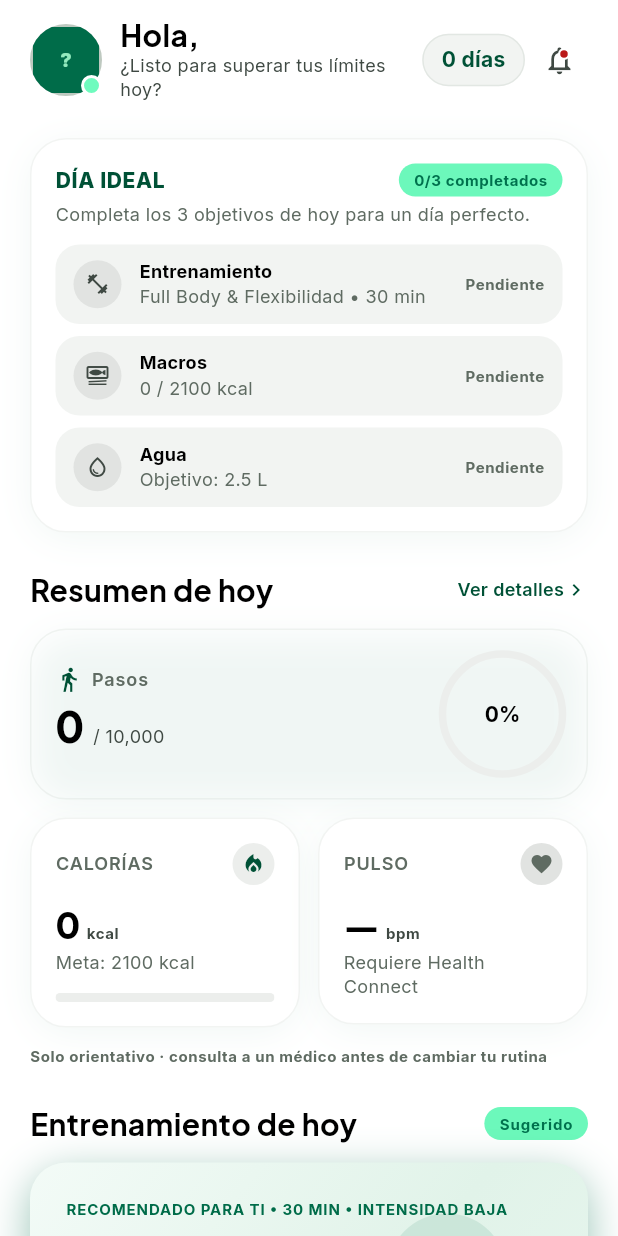
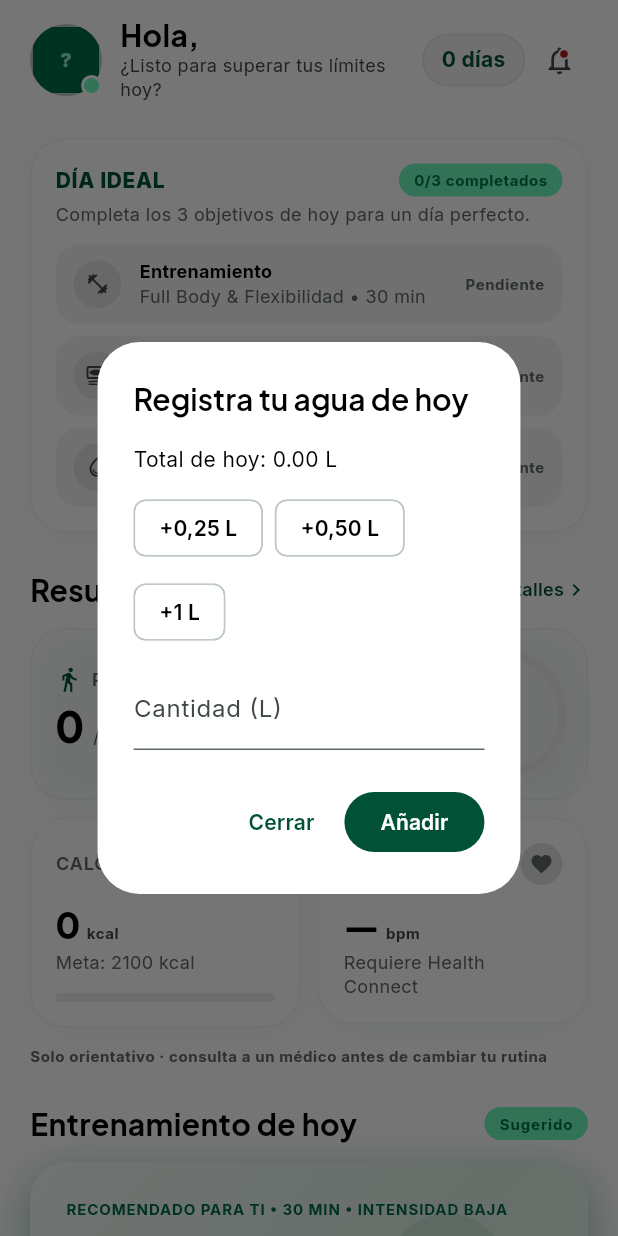
Before and after one commit to maurodev22/FitPulse, a Flutter app: the HomeScreen screen opened directly, after a tap on "Agua", on a phone screen of 412 x 824 dp. Run offline on Flutter 3.47's test engine with Material 3 defaults, Android fonts, the phone set to English and light mode, and no system bars; our stand-ins replace camera, flutter_local_notifications, google_mobile_ads, image_picker, pedometer, share_plus and 2 more; missing offline and left inert: google_mlkit_pose_detection, health; accounts and stored records are empty.

Commit message:
P14-P16: agua manual + hidratacion cada 30 min + aviso inactividad 2 dias

```diff
--- a/lib/screens/home_screen.dart
+++ b/lib/screens/home_screen.dart
@@ -1,4 +1,5 @@
 import 'package:flutter/material.dart';
+import 'package:flutter/services.dart';
 import 'package:provider/provider.dart';
 
 import '../services/locale_service.dart';
@@ -8,6 +9,97 @@ import '../theme.dart';
 import '../widgets/common.dart';
 import '../widgets/racha_chip.dart';
 import 'workout_player_screen.dart';
+
+/// Abre el diálogo para registrar MANUALMENTE el agua consumida hoy (P14):
+/// botones rápidos (+250 ml, +500 ml, +1 L) y una cantidad libre aproximada.
+/// Cada acción suma al total diario persistido y confirma con un snackbar.
+Future<void> _mostrarDialogoRegistrarAgua(BuildContext context) async {
+  final state = context.read<AppState>();
+  final strings = context.read<LocaleService>().strings;
+  final messenger = ScaffoldMessenger.of(context);
+  final controller = TextEditingController();
+
+  void confirmar(String mensaje) {
+    messenger
+      ..clearSnackBars()
+      ..showSnackBar(SnackBar(content: Text(mensaje)));
+  }
+
+  Future<void> registrar(double litros) async {
+    await state.registrarAgua(litros);
+    confirmar(strings.homeAguaRegistrada(litros));
+    if (context.mounted) Navigator.of(context).pop();
+  }
+
+  await showDialog<void>(
+    context: context,
+    builder: (dialogCtx) => AlertDialog(
+      backgroundColor: AppColors.surface,
+      title: Text(strings.homeTituloRegistrarAgua),
+      content: SingleChildScrollView(
+        child: Column(
+          mainAxisSize: MainAxisSize.min,
+          crossAxisAlignment: CrossAxisAlignment.start,
+          children: [
+            Text(
+              '${strings.homeAguaTotal}: '
+              '${(state.aguaHoy ?? 0).toStringAsFixed(2)} L',
+              style: AppType.bodyMd.copyWith(color: AppColors.onSurface),
+            ),
+            const SizedBox(height: 12),
+            Wrap(
+              spacing: 8,
+              runSpacing: 8,
+              children: [
+                ActionChip(
+                  label: const Text('+0,25 L'),
+                  onPressed: () => registrar(0.25),
+                ),
+                ActionChip(
+                  label: const Text('+0,50 L'),
+                  onPressed: () => registrar(0.5),
+                ),
+                ActionChip(
+                  label: const Text('+1 L'),
+                  onPressed: () => registrar(1.0),
+                ),
+              ],
+            ),
+            const SizedBox(height: 12),
+            TextField(
+              controller: controller,
+              keyboardType:
+                  const TextInputType.numberWithOptions(decimal: true),
+              inputFormatters: [
+                FilteringTextInputFormatter.allow(RegExp(r'[0-9.,]')),
+              ],
+              decoration: InputDecoration(
+                labelText: strings.homeAguaCantidad,
+                hintText: '0,3',
+              ),
+            ),
+          ],
+        ),
+      ),
+      actions: [
+        TextButton(
+          onPressed: () => Navigator.of(dialogCtx).pop(),
+          child: Text(strings.homeCerrar),
+        ),
+        FilledButton(
+          onPressed: () {
+            final texto = controller.text.trim().replaceAll(',', '.');
+            final litros = double.tryParse(texto);
+            if (litros == null || litros <= 0) return;
+            registrar(litros);
+          },
+          child: Text(strings.homeAguaAnadir),
+        ),
+      ],
+    ),
+  );
+  controller.dispose();
+}
 
 class HomeScreen extends StatefulWidget {
   const HomeScreen({super.key});
@@ -147,7 +239,9 @@ class _HomeScreenState extends State<HomeScreen> {
         final pasosDisponible = s.healthDisponible;
         final pulso = s.pulsoHoy;
         final agua = s.aguaHoy;
-        final tieneAgua = s.aguaConPermiso;
+        // Hay dato de agua si HC tiene permiso, o si el usuario registró agua
+        // manualmente (P14: se muestra aunque no exista permiso de HC).
+        final tieneAgua = s.aguaConPermiso || s.aguaManualHoy > 0;
         return Padding(
           padding: EdgeInsets.fromLTRB(
             20,
@@ -688,7 +782,10 @@ class _DiaIdealCard extends StatelessWidget {
     final metaOk = state.progresoCalorias >= 1.0;
     final aguaActual = state.aguaHoy;
     final aguaObjetivo = 2.5;
-    final aguaOk = state.aguaConPermiso && (aguaActual ?? 0) >= aguaObjetivo;
+    // P14: la meta de agua se puede cumplir con el registro manual (no hace
+    // falta permiso de Health Connect); nunca se inventa, solo cuenta lo que
+    // el usuario declara o lo que HC lee realmente.
+    final aguaOk = (aguaActual ?? 0) >= aguaObjetivo;
     final completados = [entrenado, metaOk, aguaOk].where((v) => v).length;
     final recomendado = state.entrenamientoRecomendado;
 
@@ -762,11 +859,11 @@ class _DiaIdealCard extends StatelessWidget {
           _DiaIdealItem(
             icon: Icons.water_drop_outlined,
             title: strings.homeAgua,
-            subtitle: state.aguaConPermiso && aguaActual != null
+            subtitle: aguaActual != null
                 ? '${aguaActual.toStringAsFixed(1)} / $aguaObjetivo L'
                 : strings.homeObjetivoAgua(aguaObjetivo.toString()),
             done: aguaOk,
-            onTap: () {},
+            onTap: () => _mostrarDialogoRegistrarAgua(context),
           ),
         ],
       ),
--- a/lib/services/locale_service.dart
+++ b/lib/services/locale_service.dart
@@ -293,6 +293,18 @@ class AppStrings {
   String get homeMacros => _t('Macros', 'Macros');
   String get homeAgua => _t('Agua', 'Water');
   String homeObjetivoAgua(String litros) => _t('Objetivo: $litros L', 'Goal: $litros L');
+  String get homeRegistrarAgua => _t('Registrar agua', 'Log water');
+  String get homeTituloRegistrarAgua =>
+      _t('Registra tu agua de hoy', 'Log today\'s water');
+  String get homeAguaTotal => _t('Total de hoy', 'Today\'s total');
+  String homeAguaVasos(int n) => _t('$n vasos', '$n glasses');
+  String get homeAguaCantidad => _t('Cantidad (L)', 'Amount (L)');
+  String get homeAguaAnadir => _t('Añadir', 'Add');
+  String homeAguaRegistrada(double litros) => _t(
+      'Agua registrada: ${litros.toStringAsFixed(2)} L',
+      'Water logged: ${litros.toStringAsFixed(2)} L');
+  String get homeAguaMetaCumplida =>
+      _t('Meta de 2,5 L cumplida', '2.5 L goal reached');
   String get homePendiente => _t('Pendiente', 'Pending');
 
   // ---- Recetas ----
--- a/lib/state/app_state.dart
+++ b/lib/state/app_state.dart
@@ -31,6 +31,11 @@ class AppState extends ChangeNotifier {
   // Baseline de pasos: contador del sensor del teléfono al inicio del día.
   static const _pasosBaseKey = 'fitpulse_pasos_base_v1';
   static const _pasosBaseDateKey = 'fitpulse_pasos_base_date_v1';
+
+  // P14: agua registrada MANUALMENTE por el usuario (litros del día), con su
+  // propia fecha para reiniciarlo cada día sin tocar el balance de calorías.
+  static const _aguaManualKey = 'fitpulse_agua_manual_v1';
+  static const _aguaManualDateKey = 'fitpulse_agua_manual_date_v1';
 
   // Fase 2: historial de sesiones, puntos y retos.
   static const _historyKey = 'fitpulse_workout_history_v1';
@@ -116,9 +121,10 @@ class AppState extends ChangeNotifier {
   void _onPasos(int raw) {
     final today = _dayKey(DateTime.now());
 
-    // Si cambió el día, reseteamos el balance y el baseline de pasos.
+    // Si cambió el día, reseteamos el balance, el agua manual y el baseline.
     if (_prefs?.getString(_balanceDateKey) != today) {
       _resetBalance();
+      _resetAguaManual();
       _pasosBase = null;
       _prefs?.setString(_balanceDateKey, today);
     }
@@ -144,6 +150,14 @@ class AppState extends ChangeNotifier {
     _prefs?.setDouble(_proteinasKey, 0);
     _prefs?.setDouble(_carbosKey, 0);
     _prefs?.setDouble(_grasasKey, 0);
+  }
+
+  /// P14: pone a cero el agua manual del día (se llama al cambiar de día).
+  void _resetAguaManual() {
+    aguaManualHoy = 0;
+    final today = _dayKey(DateTime.now());
+    _prefs?.setDouble(_aguaManualKey, 0);
+    _prefs?.setString(_aguaManualDateKey, today);
   }
 
   /// Inicializa el estado cargando la sesión persistida del dispositivo.
@@ -177,6 +191,13 @@ class AppState extends ChangeNotifier {
       // Mismo día: restauramos el baseline de pasos para continuar el conteo.
       _pasosBase = _prefs!.getInt(_pasosBaseKey);
       pasosHoy = 0;
+    }
+
+    // P14: agua registrada manualmente — pertenece al día actual (o 0).
+    if (_prefs!.getString(_aguaManualDateKey) == today) {
+      aguaManualHoy = _prefs!.getDouble(_aguaManualKey) ?? 0;
+    } else {
+      _resetAguaManual();
     }
     notifyListeners();
   }
@@ -214,7 +235,30 @@ class AppState extends ChangeNotifier {
   Duration? get suenioHoy => _healthToday.suenioMin != null
       ? Duration(minutes: _healthToday.suenioMin!)
       : null;
-  double? get aguaHoy => _healthToday.aguaLitros;
+  /// Agua del día registrada MANUALMENTE por el usuario (litros). Independiente
+  /// de Health Connect: siempre se puede registrar un vaso (P14).
+  double aguaManualHoy = 0;
+
+  /// Registra manualmente una cantidad aproximada de agua consumida (litros),
+  /// la suma al día y la persiste. Nunca inventa datos: solo cuenta lo que el
+  /// usuario declara.
+  Future<void> registrarAgua(double litros) async {
+    if (litros <= 0) return;
+    aguaManualHoy += litros;
+    final today = _dayKey(DateTime.now());
+    await _prefs?.setDouble(_aguaManualKey, aguaManualHoy);
+    await _prefs?.setString(_aguaManualDateKey, today);
+    notifyListeners();
+  }
+
+  /// Agua total del día: lo registrado manualmente + lo leído de Health Connect
+  /// cuando existe (nunca se inventa; si no hay dato, se suman solo los reales).
+  double? get aguaHoy {
+    final hc = _healthToday.aguaLitros;
+    if (aguaManualHoy > 0 && hc != null) return aguaManualHoy + hc;
+    if (aguaManualHoy > 0) return aguaManualHoy;
+    return hc;
+  }
   double? get gastoActivoHoy => _healthToday.gastoActivoKcal;
   int? get tiempoActivoMin => _healthToday.tiempoActivoMin;
 
```
Also changed, not shown: lib/services/avisos_service.dart (+30 -8 lines), lib/state/avisos.dart (+15 -1 lines), 3 other files.
